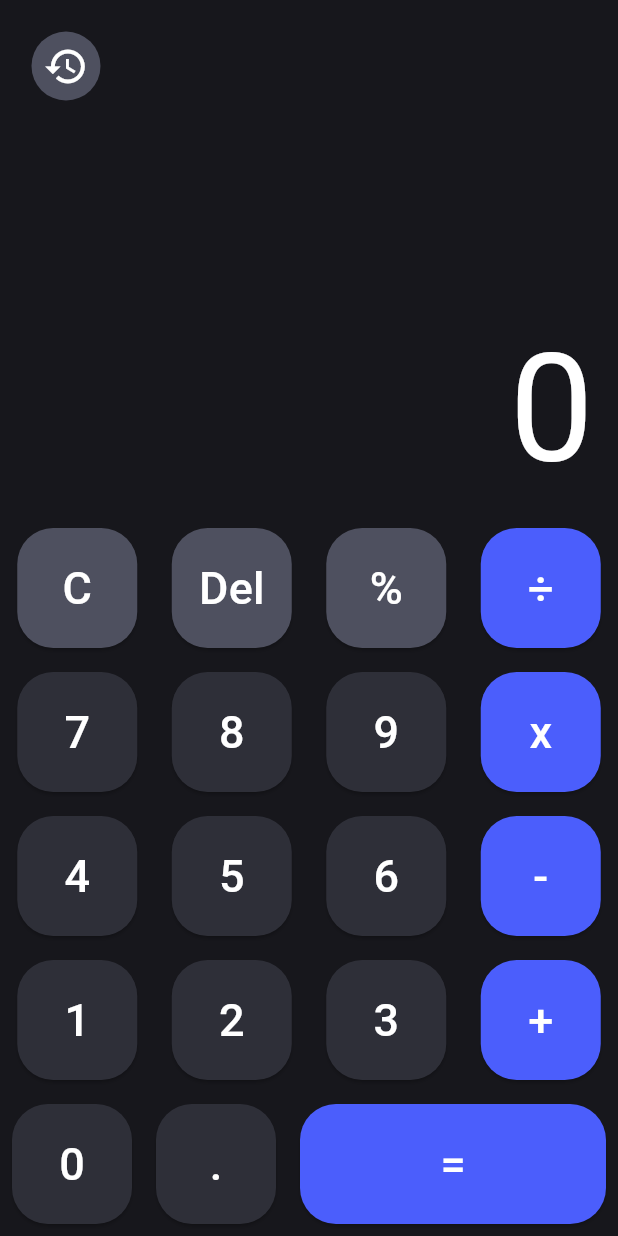
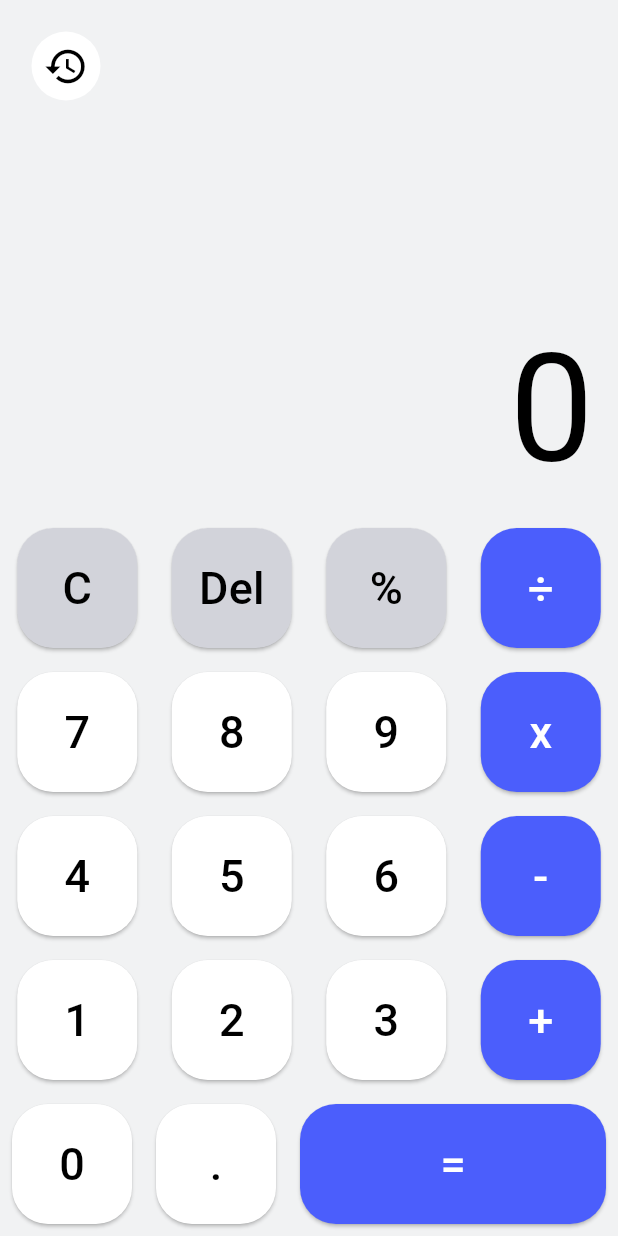
Before and after one commit to Moamen771/Calculator, a Flutter app: the screen it shows after launch, after a tap on "Del", on a phone screen of 412 x 824 dp. Run offline on Flutter 3.47's test engine with Material 3 defaults, Android fonts, the phone set to English and light mode, and no system bars; our stand-ins replace math_expressions, widget_and_text_animator.

Commit message:
Adding themes

```diff
--- a/lib/components.dart
+++ /dev/null
@@ -1,16 +0,0 @@
-import 'package:flutter/material.dart';
-
-//------------Background Color------------//
-Color backgroundColor = Color.fromRGBO(23, 23, 28, 1);
-
-//------------Normal Buttons Color------------//
-
-Color primaryColor = Color.fromRGBO(46, 47, 56, 1);
-
-//------------Operations Buttons Color------------//
-
-Color primary = Color.fromRGBO(75, 94, 252, 1);
-
-//------------Background Color------------//
-
-Color secondaryColor = Color.fromRGBO(78, 80, 95, 1);
--- a/lib/main.dart
+++ b/lib/main.dart
@@ -1,4 +1,5 @@
 import 'package:calculator/screens/splash_screen.dart';
+import 'package:calculator/themes/theme.dart';
 import 'package:flutter/material.dart';
 
 void main() {
@@ -13,6 +14,8 @@ class Calculator extends StatelessWidget {
     return MaterialApp(
       debugShowCheckedModeBanner: false,
       title: 'Calculator',
+      theme: lightMode,
+      darkTheme: darkMode,
       home: SplashScreen(),
     );
   }
--- a/lib/screens/history_screen.dart
+++ b/lib/screens/history_screen.dart
@@ -1,4 +1,4 @@
-import 'package:calculator/components.dart';
+import 'package:calculator/themes/colors.dart';
 import 'package:flutter/material.dart';
 
 class HistoryScreen extends StatefulWidget {
@@ -14,14 +14,15 @@ class _HistoryScreenState extends State<HistoryScreen> {
   @override
   Widget build(BuildContext context) {
     return Scaffold(
-      backgroundColor: backgroundColor,
+      backgroundColor: Theme.of(context).colorScheme.surface,
       appBar: AppBar(
-        backgroundColor: backgroundColor,
-        iconTheme: IconThemeData(color: Colors.white),
+        backgroundColor: Theme.of(context).colorScheme.surface,
+        iconTheme: IconThemeData(color: Theme.of(context).colorScheme.tertiary),
         centerTitle: true,
         title: Text(
           "History",
-          style: TextStyle(color: Colors.white, fontSize: 24),
+          style: TextStyle(
+              color: Theme.of(context).colorScheme.tertiary, fontSize: 24),
         ),
         actions: [
           Padding(
@@ -49,14 +50,18 @@ class _HistoryScreenState extends State<HistoryScreen> {
               children: [
                 Text(
                   widget.history[index]["output"]!,
-                  style: TextStyle(fontSize: 36, color: secondaryColor),
+                  style: TextStyle(
+                      fontSize: 36,
+                      color: Theme.of(context).colorScheme.secondary),
                 ),
                 Text(
                   " = ${widget.history[index]["result"]!}",
-                  style: TextStyle(fontSize: 55, color: Colors.white),
+                  style: TextStyle(
+                      fontSize: 55,
+                      color: Theme.of(context).colorScheme.tertiary),
                 ),
                 Divider(
-                  color: secondaryColor,
+                  color: darkSecondaryColor,
                   thickness: 2,
                   height: 32,
                   indent: 10,
--- a/lib/screens/home_screen.dart
+++ b/lib/screens/home_screen.dart
@@ -1,4 +1,4 @@
-import 'package:calculator/components.dart';
+import 'package:calculator/themes/colors.dart';
 import 'package:calculator/screens/history_screen.dart';
 import 'package:calculator/widgets/buttons_row.dart';
 import 'package:calculator/widgets/calculator_button.dart';
@@ -21,7 +21,7 @@ class _HomeScreenState extends State<HomeScreen> {
   @override
   Widget build(BuildContext context) {
     return Scaffold(
-      backgroundColor: backgroundColor,
+      backgroundColor: Theme.of(context).colorScheme.surface,
       body: Column(
         children: [
           Align(
@@ -39,8 +39,9 @@ class _HomeScreenState extends State<HomeScreen> {
                       ));
                 },
                 style: IconButton.styleFrom(
-                    backgroundColor: secondaryColor,
-                    foregroundColor: Colors.white),
+                  backgroundColor: Theme.of(context).colorScheme.primary,
+                  foregroundColor: Theme.of(context).colorScheme.tertiary,
+                ),
                 icon: Icon(
                   Icons.history,
                   size: 30,
@@ -62,7 +63,7 @@ class _HomeScreenState extends State<HomeScreen> {
                       child: Text(
                         output,
                         style: TextStyle(
-                          color: secondaryColor,
+                          color: Theme.of(context).colorScheme.secondary,
                           fontSize: 50,
                           overflow: TextOverflow.ellipsis,
                         ),
@@ -72,7 +73,9 @@ class _HomeScreenState extends State<HomeScreen> {
                       fit: BoxFit.scaleDown,
                       child: Text(
                         result,
-                        style: TextStyle(color: Colors.white, fontSize: 100),
+                        style: TextStyle(
+                            color: Theme.of(context).colorScheme.tertiary,
+                            fontSize: 100),
                         overflow: TextOverflow.ellipsis,
                       ),
                     ),
@@ -84,26 +87,28 @@ class _HomeScreenState extends State<HomeScreen> {
           ButtonsRow(
             buttons: [
               CalculatorButton(
-                color: secondaryColor,
+                color: Theme.of(context).colorScheme.secondary,
                 onTap: () {
                   setState(() {
                     output = '';
                     result = '0';
                   });
                 },
+                isOperation: false,
                 text: "C",
               ),
               CalculatorButton(
-                color: secondaryColor,
+                color: Theme.of(context).colorScheme.secondary,
                 onTap: () {
                   setState(() {
                     output = output.substring(0, output.length - 1);
                   });
                 },
+                isOperation: false,
                 text: "Del",
               ),
               CalculatorButton(
-                color: secondaryColor,
+                color: Theme.of(context).colorScheme.secondary,
                 onTap: () {
                   if (output.isEmpty ||
                       (output[output.length - 1] == 'x' ||
@@ -116,6 +121,7 @@ class _HomeScreenState extends State<HomeScreen> {
                     });
                   }
                 },
+                isOperation: false,
                 text: "%",
               ),
               CalculatorButton(
@@ -133,6 +139,7 @@ class _HomeScreenState extends State<HomeScreen> {
                     });
                   }
                 },
+                isOperation: true,
                 text: "÷",
               ),
             ],
@@ -140,30 +147,33 @@ class _HomeScreenState extends State<HomeScreen> {
           ButtonsRow(
             buttons: [
               CalculatorButton(
-                color: primaryColor,
+                color: Theme.of(context).colorScheme.primary,
                 onTap: () {
                   setState(() {
                     output += '7';
                   });
                 },
+                isOperation: false,
                 text: "7",
               ),
               CalculatorButton(
-                color: primaryColor,
+                color: Theme.of(context).colorScheme.primary,
                 onTap: () {
                   setState(() {
                     output += '8';
                   });
                 },
+                isOperation: false,
                 text: "8",
               ),
               CalculatorButton(
-                color: primaryColor,
+                color: Theme.of(context).colorScheme.primary,
                 onTap: () {
                   setState(() {
                     output += '9';
                   });
                 },
+                isOperation: false,
                 text: "9",
               ),
               CalculatorButton(
@@ -181,6 +191,7 @@ class _HomeScreenState extends State<HomeScreen> {
                     });
                   }
                 },
+                isOperation: true,
                 text: "x",
               ),
             ],
@@ -188,30 +199,33 @@ class _HomeScreenState extends State<HomeScreen> {
           ButtonsRow(
             buttons: [
               CalculatorButton(
-                color: primaryColor,
+                color: Theme.of(context).colorScheme.primary,
                 onTap: () {
                   setState(() {
                     output += '4';
                   });
                 },
+                isOperation: false,
                 text: "4",
               ),
               CalculatorButton(
-                color: primaryColor,
+                color: Theme.of(context).colorScheme.primary,
                 onTap: () {
                   setState(() {
                     output += '5';
                   });
                 },
+                isOperation: false,
                 text: "5",
               ),
               CalculatorButton(
-                color: primaryColor,
+                color: Theme.of(context).colorScheme.primary,
                 onTap: () {
                   setState(() {
                     output += '6';
                   });
                 },
+                isOperation: false,
                 text: "6",
               ),
               CalculatorButton(
@@ -229,6 +243,7 @@ class _HomeScreenState extends State<HomeScreen> {
                     });
                   }
                 },
+                isOperation: true,
                 text: "-",
               ),
             ],
@@ -236,30 +251,33 @@ class _HomeScreenState extends State<HomeScreen> {
           ButtonsRow(
             buttons: [
               CalculatorButton(
-                color: primaryColor,
+                color: Theme.of(context).colorScheme.primary,
                 onTap: () {
                   setState(() {
                     output += '1';
                   });
                 },
+                isOperation: false,
                 text: "1",
               ),
               CalculatorButton(
-                color: primaryColor,
+                color: Theme.of(context).colorScheme.primary,
                 onTap: () {
                   setState(() {
                     output += '2';
                   });
                 },
+                isOperation: false,
                 text: "2",
               ),
               CalculatorButton(
-                color: primaryColor,
+                color: Theme.of(context).colorScheme.primary,
                 onTap: () {
                   setState(() {
                     output += '3';
                   });
                 },
+                isOperation: false,
                 text: "3",
               ),
               CalculatorButton(
@@ -277,6 +295,7 @@ class _HomeScreenState extends State<HomeScreen> {
                     });
                   }
                 },
+                isOperation: true,
                 text: "+",
               ),
             ],
@@ -284,21 +303,23 @@ class _HomeScreenState extends State<HomeScreen> {
           ButtonsRow(
             buttons: [
               CalculatorButton(
-                color: primaryColor,
+                color: Theme.of(context).colorScheme.primary,
                 onTap: () {
                   setState(() {
                     output += '0';
                   });
                 },
+                isOperation: false,
                 text: "0",
               ),
               CalculatorButton(
-                color: primaryColor,
+                color: Theme.of(context).colorScheme.primary,
                 onTap: () {
                   setState(() {
                     output += '.';
                   });
                 },
+                isOperation: false,
                 text: ".",
               ),
               Expanded(
@@ -322,6 +343,7 @@ class _HomeScreenState extends State<HomeScreen> {
                     });
                     history.add({"output": output, "result": result});
                   },
+                  isOperation: true,
                   text: "=",
                 ),
               ),
--- a/lib/screens/splash_screen.dart
+++ b/lib/screens/splash_screen.dart
@@ -1,4 +1,4 @@
-import 'package:calculator/components.dart';
+import 'package:calculator/themes/colors.dart';
 import 'package:calculator/screens/home_screen.dart';
 import 'package:flutter/material.dart';
 import 'package:flutter/services.dart';
@@ -38,7 +38,7 @@ class _SplashScreenState extends State<SplashScreen>
         width: double.infinity,
         decoration: BoxDecoration(
             gradient: LinearGradient(
-                colors: [primary, backgroundColor],
+                colors: [primary, Theme.of(context).colorScheme.surface],
                 begin: Alignment.topRight,
                 end: Alignment.bottomLeft)),
         child: Center(
@@ -57,7 +57,7 @@ class _SplashScreenState extends State<SplashScreen>
                   width: 140,
                   decoration: BoxDecoration(
                     borderRadius: BorderRadius.circular(24),
-                    color: backgroundColor,
+                    color: Theme.of(context).colorScheme.surface,
                   ),
                   child: Column(
                     spacing: 5,
@@ -69,11 +69,14 @@ class _SplashScreenState extends State<SplashScreen>
                         children: [
                           Text(
                             "+",
-                            style: TextStyle(fontSize: 35, color: Colors.white),
+                            style: TextStyle(
+                              fontSize: 35,
+                              color: Theme.of(context).colorScheme.secondary,
+                            ),
                           ),
                           Icon(
                             Icons.remove,
-                            color: Colors.white,
+                            color: Theme.of(context).colorScheme.secondary,
                           ),
                         ],
                       ),
@@ -83,11 +86,17 @@ class _SplashScreenState extends State<SplashScreen>
                         children: [
                           Text(
                             "÷",
-                            style: TextStyle(fontSize: 35, color: Colors.white),
+                            style: TextStyle(
+                              fontSize: 35,
+                              color: Theme.of(context).colorScheme.secondary,
+                            ),
                           ),
                           Text(
                             "x",
-                            style: TextStyle(fontSize: 35, color: Colors.white),
+                            style: TextStyle(
+                              fontSize: 35,
+                              color: Theme.of(context).colorScheme.secondary,
+                            ),
                           ),
                         ],
                       ),
--- /dev/null
+++ b/lib/themes/colors.dart
@@ -0,0 +1,23 @@
+import 'package:flutter/material.dart';
+
+//------------Background Color------------//
+
+Color lightBackgroundColor = Color.fromRGBO(241, 242, 243, 1);
+
+Color darkBackgroundColor = Color.fromRGBO(23, 23, 28, 1);
+
+//------------Normal Buttons Color------------//
+
+Color lightPrimaryColor = Color.fromRGBO(255, 255, 255, 1);
+
+Color darkPrimaryColor = Color.fromRGBO(46, 47, 56, 1);
+
+//------------Operations Buttons Color------------//
+
+Color primary = Color.fromRGBO(75, 94, 252, 1);
+
+//------------special Buttons Color------------//
+
+Color lightSecondaryColor = Color.fromRGBO(210, 211, 218, 1);
+
+Color darkSecondaryColor = Color.fromRGBO(78, 80, 95, 1);
--- /dev/null
+++ b/lib/themes/theme.dart
@@ -0,0 +1,20 @@
+import 'package:calculator/themes/colors.dart';
+import 'package:flutter/material.dart';
+
+ThemeData lightMode = ThemeData(
+    colorScheme: ColorScheme.light(
+  brightness: Brightness.light,
+  surface: lightBackgroundColor,
+  primary: lightPrimaryColor,
+  secondary: lightSecondaryColor,
+  tertiary: Colors.black,
+));
+
+ThemeData darkMode = ThemeData(
+    colorScheme: ColorScheme.dark(
+  brightness: Brightness.dark,
+  surface: darkBackgroundColor,
+  primary: darkPrimaryColor,
+  secondary: darkSecondaryColor,
+  tertiary: Colors.white,
+));
--- a/lib/widgets/calculator_button.dart
+++ b/lib/widgets/calculator_button.dart
@@ -5,11 +5,13 @@ class CalculatorButton extends StatelessWidget {
       {super.key,
       required this.onTap,
       required this.color,
-      required this.text});
+      required this.text,
+      required this.isOperation});
 
   final Function() onTap;
   final Color color;
   final String text;
+  final bool isOperation;
 
   @override
   Widget build(BuildContext context) {
@@ -24,7 +26,11 @@ class CalculatorButton extends StatelessWidget {
           fixedSize: Size(80, 80)),
       child: Text(
         text,
-        style: TextStyle(fontSize: 30, color: Colors.white),
+        style: TextStyle(
+            fontSize: 30,
+            color: isOperation == true
+                ? Colors.white
+                : Theme.of(context).colorScheme.tertiary),
       ),
     );
   }
```
